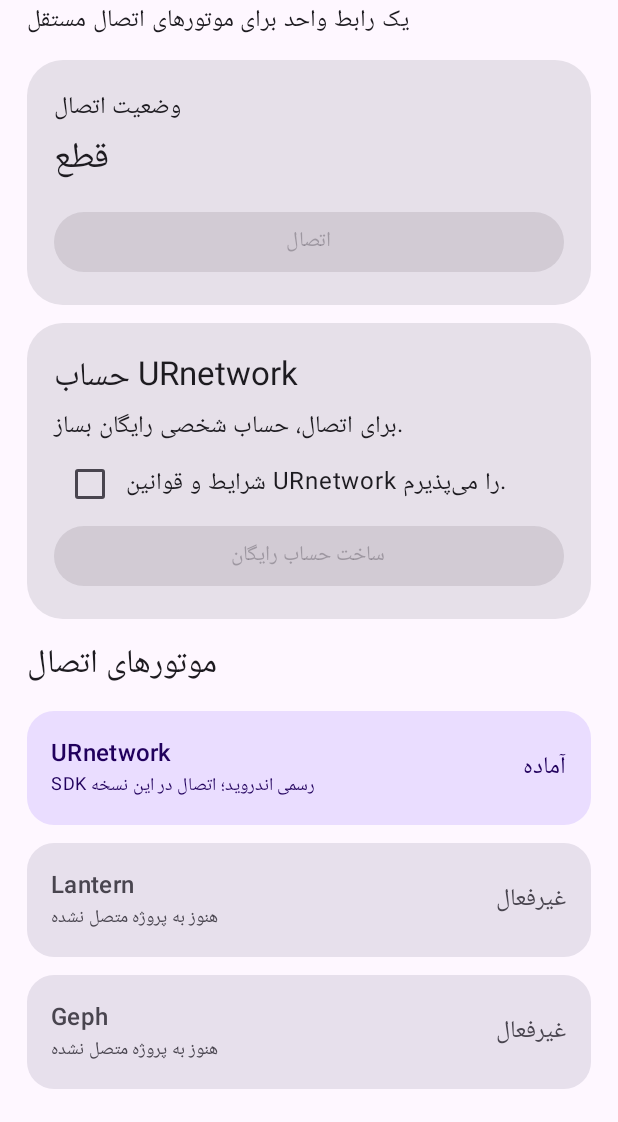
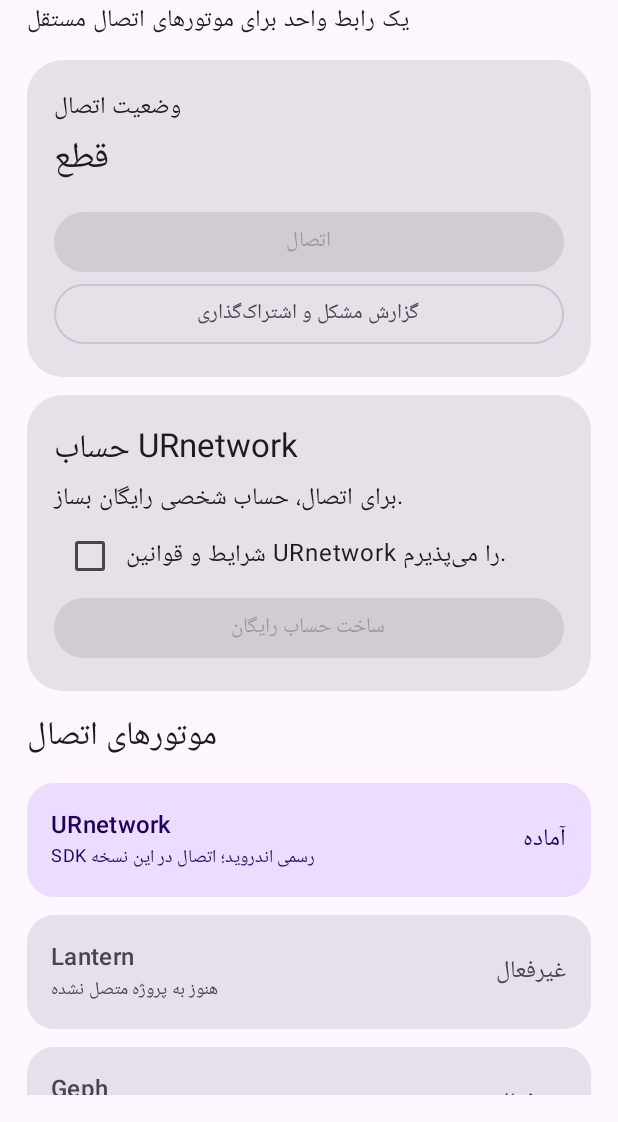
Before and after one commit to kevinonil/FreeFlowVPN, an Android app built with Jetpack Compose: the screen it shows after launch (MainActivity), on a phone screen of 412 x 824 dp, the part 114-1236 px from its top. Run offline under Robolectric (Android 15) with nearby library versions, the phone set to English and light mode, and no system bars.

Commit message:
Add shareable VPN diagnostic report button

```diff
--- a/app/src/main/java/app/freeflow/vpn/MainActivity.kt
+++ b/app/src/main/java/app/freeflow/vpn/MainActivity.kt
@@ -113,6 +113,18 @@ private fun FreeFlowScreen() {
                                     modifier = Modifier.fillMaxWidth()
                                 ) { Text("اتصال") }
                             }
+                            OutlinedButton(
+                                onClick = {
+                                    val report = VpnDiagnostics.buildReport(context)
+                                    val shareIntent = Intent(Intent.ACTION_SEND).apply {
+                                        type = "text/plain"
+                                        putExtra(Intent.EXTRA_SUBJECT, "FreeFlowVPN diagnostic report")
+                                        putExtra(Intent.EXTRA_TEXT, report)
+                                    }
+                                    context.startActivity(Intent.createChooser(shareIntent, "ارسال گزارش مشکل"))
+                                },
+                                modifier = Modifier.fillMaxWidth()
+                            ) { Text("گزارش مشکل و اشتراک‌گذاری") }
                         }
                     }
                 }
```
